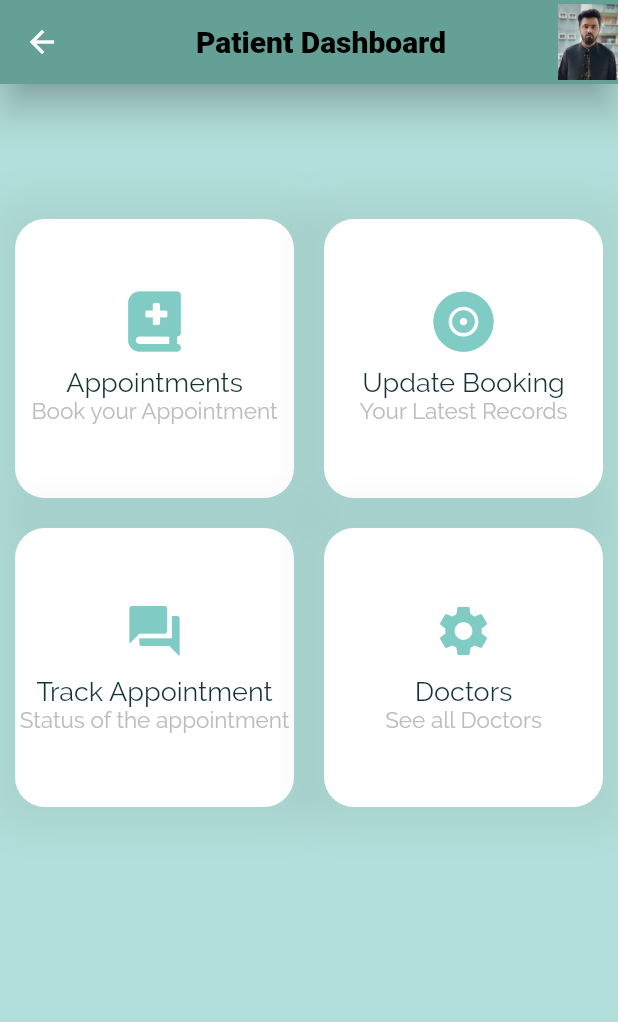
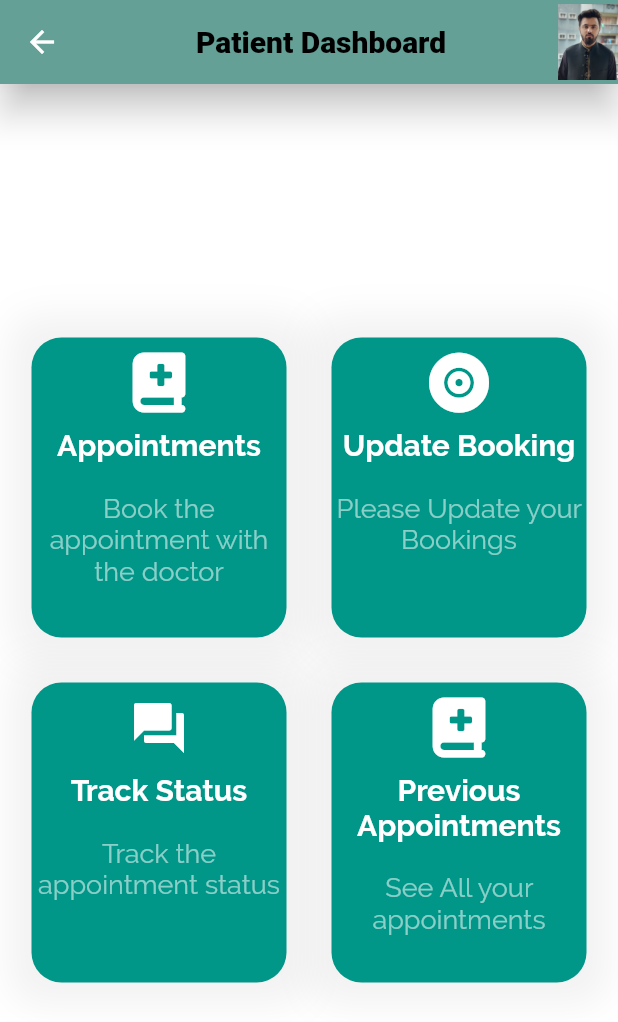
Before and after one commit to arsu663/fyp2, a Flutter app: the PatientDashboardScreen screen opened directly, on a phone screen of 412 x 824 dp. Shown: the top 1022 px of the screen. Run offline on Flutter 3.47's test engine with Material 2 defaults, Android fonts, the phone set to English and light mode, and no system bars; our stand-ins replace flutter_spinkit, font_awesome_flutter, google_fonts.

Commit message:
setup with firebase

```diff
--- a/lib/main.dart
+++ b/lib/main.dart
@@ -33,7 +33,7 @@ class MyApp extends StatelessWidget {
               headline5: TextStyle(fontSize: 22, fontFamily: 'RobotoCondensed'),
             ),
       ),
-      home: DoctorList(doctors),
+      home: LoginScreen(),
     );
   }
 }
--- a/lib/screens/patient/patient_dashboard_view.dart
+++ b/lib/screens/patient/patient_dashboard_view.dart
@@ -2,40 +2,15 @@ import 'package:flutter/material.dart';
 import 'package:font_awesome_flutter/font_awesome_flutter.dart';
 
 import '../../app/main_dependencies.dart';
+import '../../mock/mock_list_doctors.dart';
 
 class PatientDashboardScreen extends StatefulWidget {
   @override
   State<PatientDashboardScreen> createState() => _PatientDashboardScreenState();
 }
 
-List<Category> listCategory = [
-  Category(
-    icon: FontAwesomeIcons.bookMedical,
-    title: "Appointments",
-    subTitle: "Book your Appointment",
-    color: Colors.teal[200],
-  ),
-  Category(
-    icon: FontAwesomeIcons.recordVinyl,
-    title: "Update Booking",
-    subTitle: "Your Latest Records",
-    color: Colors.teal[200],
-  ),
-  Category(
-    icon: Icons.forum,
-    title: "Track Appointment",
-    subTitle: "Status of the appointment",
-    color: Colors.teal[200],
-  ),
-  Category(
-    icon: Icons.settings,
-    title: "Doctors",
-    subTitle: "See all Doctors",
-    color: Colors.teal[200],
-  ),
-];
+class _PatientDashboardScreenState extends State<PatientDashboardScreen> {
 
-class _PatientDashboardScreenState extends State<PatientDashboardScreen> {
   bool isFullScreen(Size currentSize, Size fullSize) {
     print("$fullSize == $currentSize");
 
@@ -59,7 +34,8 @@ class _PatientDashboardScreenState extends State<PatientDashboardScreen> {
         width = constraints.maxWidth;
         height = constraints.maxHeight;
         return Scaffold(
-          backgroundColor: Colors.teal[100],
+          // backgroundColor: Colors.teal[100],
+          backgroundColor: Colors.white,
           appBar: AppBar(
             backgroundColor: Theme.of(context).primaryColor,
             actions: [
@@ -80,31 +56,74 @@ class _PatientDashboardScreenState extends State<PatientDashboardScreen> {
             ),
           ),
           // drawer: Drawer(),
-          body: buildGridView(),
+          body: Column(
+            mainAxisAlignment: MainAxisAlignment.center,
+            children: [
+              Row(
+                mainAxisAlignment: MainAxisAlignment.center,
+                children: [
+                  buildPatientCategory(
+                    icon: FontAwesomeIcons.bookMedical,
+                    title: "Appointments",
+                    subtitle: "Book the appointment with the doctor",
+                    tapHhandler: () {
+                      Navigator.push(
+                          context,
+                          MaterialPageRoute(
+                              builder: (context) => DoctorList(doctors)));
+                    },
+                  ),
+                  SizedBox(
+                    width: 30,
+                  ),
+                  buildPatientCategory(
+                    icon: FontAwesomeIcons.recordVinyl,
+                    title: "Update Booking",
+                    subtitle: "Please Update your Bookings",
+                    tapHhandler: () {},
+                  ),
+                ],
+              ),
+              SizedBox(
+                height: 30,
+              ),
+              Row(
+                mainAxisAlignment: MainAxisAlignment.center,
+                children: [
+                  buildPatientCategory(
+                    icon: Icons.forum,
+                    title: "Track Status",
+                    subtitle: "Track the appointment status",
+                    tapHhandler: () {},
+                  ),
+                  SizedBox(
+                    width: 30,
+                  ),
+                  buildPatientCategory(
+                    icon: FontAwesomeIcons.bookMedical,
+                    title: "Previous Appointments",
+                    subtitle: "See All your appointments",
+                    tapHhandler: () {},
+                  ),
+                ],
+              ),
+            ],
+          ),
         );
       },
     );
   }
 }
 
-buildGridView() {
-
-
-    return InkWell(
-      onTap: () {
-        print("Pressed");
-      },
-      child: GridView.builder(
-        padding: EdgeInsets.only(top: 80),
-        gridDelegate: SliverGridDelegateWithFixedCrossAxisCount(
-          crossAxisCount: 2,
-        ),
-        itemBuilder: (context, index) {
-          return Padding(
-            padding: const EdgeInsets.symmetric(
-              vertical: 10.0,
-              horizontal: 10.0,
-            ),
+buildPatientCategory({
+  required IconData icon,
+  required String title,
+  required String subtitle,
+  required VoidCallback tapHhandler,
+}) {
+  return Center(
+    child: InkWell(
+      onTap: tapHhandler,
       child: Container(
         decoration: BoxDecoration(
           borderRadius: BorderRadius.circular(20.0),
@@ -116,39 +135,110 @@ buildGridView() {
               offset: Offset.zero,
             ),
           ],
+          color: Colors.teal[500],
+        ),
+        height: 200,
+        width: 170,
+        child: Column(
+          // mainAxisAlignment: MainAxisAlignment.spaceAround,
+          children: [
+            SizedBox(
+              height: 10,
+            ),
+            Icon(
+              icon,
+              size: 40,
               color: Colors.white,
             ),
-              child: Column(
-                mainAxisAlignment: MainAxisAlignment.center,
-                children: [
-                  Icon(
-                    listCategory[index].icon,
-                    size: 40,
-                    color: listCategory[index].color,
+            SizedBox(
+              height: 10,
             ),
-                  SizedBox(height: 10),
             Text(
-                    listCategory[index].title as String,
+              title,
               style: TextStyle(
-                      fontWeight: FontWeight.w500,
-                      fontSize: 18,
+                fontWeight: FontWeight.bold,
+                fontSize: 20,
+                color: Colors.white,
               ),
               textAlign: TextAlign.center,
             ),
+            SizedBox(
+              height: 20,
+            ),
             Text(
-                    listCategory[index].subTitle as String,
+              subtitle,
               style: TextStyle(
-                      color: Colors.grey[400],
-                      fontSize: 15,
+                color: Colors.white54,
+                fontSize: 18,
               ),
               textAlign: TextAlign.center,
             ),
           ],
         ),
       ),
-          );
-        },
-        itemCount: listCategory.length,
     ),
   );
 }
+// buildGridView() {
+//   return InkWell(
+//     onTap: () {
+//       print("Pressed");
+//     },
+//     child: GridView.builder(
+//       padding: EdgeInsets.only(top: 80),
+//       gridDelegate: SliverGridDelegateWithFixedCrossAxisCount(
+//         crossAxisCount: 2,
+//       ),
+//       itemBuilder: (context, index) {
+//         return Padding(
+//           padding: const EdgeInsets.symmetric(
+//             vertical: 10.0,
+//             horizontal: 10.0,
+//           ),
+//           child: Container(
+//             decoration: BoxDecoration(
+//               borderRadius: BorderRadius.circular(20.0),
+//               boxShadow: [
+//                 BoxShadow(
+//                   blurRadius: 20.0,
+//                   spreadRadius: 15.0,
+//                   color: Colors.black.withOpacity(0.05),
+//                   offset: Offset.zero,
+//                 ),
+//               ],
+//               color: Colors.white,
+//             ),
+//             child: Column(
+//               mainAxisAlignment: MainAxisAlignment.center,
+//               children: [
+//                 Icon(
+//                   listCategory[index].icon,
+//                   size: 40,
+//                   color: listCategory[index].color,
+//                 ),
+//                 SizedBox(height: 10),
+//                 Text(
+//                   listCategory[index].title as String,
+//                   style: TextStyle(
+//                     fontWeight: FontWeight.w500,
+//                     fontSize: 18,
+//                   ),
+//                   textAlign: TextAlign.center,
+//                 ),
+//                 Text(
+//                   listCategory[index].subTitle as String,
+//                   style: TextStyle(
+//                     color: Colors.grey[400],
+//                     fontSize: 15,
+//                   ),
+//                   textAlign: TextAlign.center,
+//                 ),
+//               ],
+//             ),
+//           ),
+//         );
+//       },
+//       itemCount: listCategory.length,
+//     ),
+//   );
+// }
--- a/lib/screens/signup/sign_up_view.dart
+++ b/lib/screens/signup/sign_up_view.dart
@@ -234,7 +234,7 @@ _buildTextField(String text) {
           ),
         ),
       ),
-      child: TextField(
+      child: TextFormField(
         decoration: InputDecoration(
             hintText: text,
             border: InputBorder.none,
--- a/pubspec.yaml
+++ b/pubspec.yaml
@@ -18,6 +18,10 @@ dependencies:
   flutter_spinkit: ^5.1.0
   google_fonts: ^2.3.1
   font_awesome_flutter: ^10.1.0
+  http: ^0.13.4
+  dependencies:
+  firebase_auth: ^3.3.17
+  cloud_firestore: ^3.1.14
 
 
 
```
Also changed, not shown: pubspec.lock, 3 other files. Lines whose indentation alone changed are shown as unchanged.
